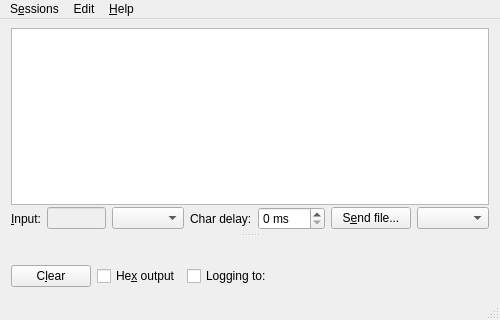
First picture: the form in mainwindow.ui, repository neundorf/CuteCom, before the edit.
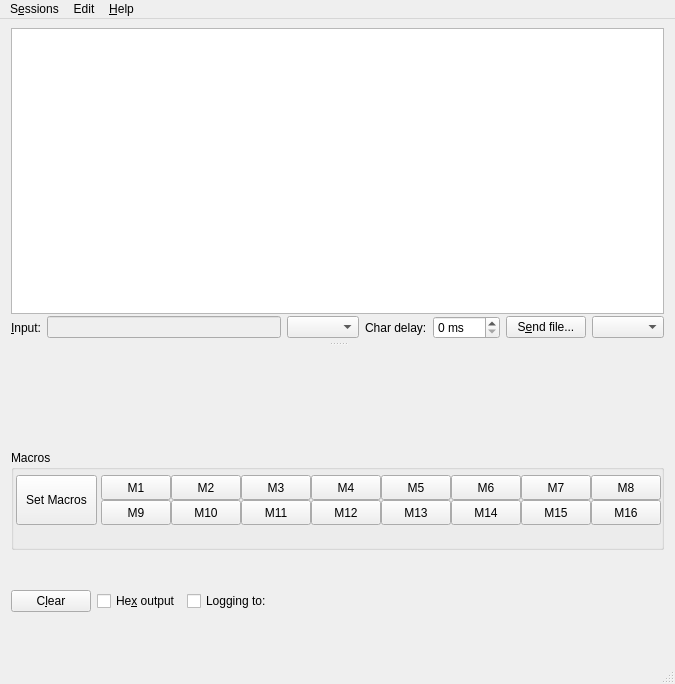
Second picture: the form after the edit. Icons and pictures are not drawn. Custom widgets are drawn as their Qt base class.

Commit message: Added macro support in the application

What changed in the file:
```diff
--- a/mainwindow.ui
+++ b/mainwindow.ui
@@ -6,8 +6,8 @@
    <rect>
     <x>0</x>
     <y>0</y>
-    <width>500</width>
-    <height>320</height>
+    <width>675</width>
+    <height>684</height>
    </rect>
   </property>
   <property name="windowTitle">
@@ -198,6 +198,250 @@
           </property>
          </widget>
         </item>
+        <item>
+         <layout class="QHBoxLayout" name="horizontalLayout">
+          <item>
+           <widget class="QGroupBox" name="m_gb_macros">
+            <property name="sizePolicy">
+             <sizepolicy hsizetype="Preferred" vsizetype="Preferred">
+              <horstretch>0</horstretch>
+              <verstretch>0</verstretch>
+             </sizepolicy>
+            </property>
+            <property name="minimumSize">
+             <size>
+              <width>0</width>
+              <height>80</height>
+             </size>
+            </property>
+            <property name="title">
+             <string>Macros</string>
+            </property>
+            <widget class="QPushButton" name="m_bt_set_macros">
+             <property name="geometry">
+              <rect>
+               <x>5</x>
+               <y>25</y>
+               <width>81</width>
+               <height>50</height>
+              </rect>
+             </property>
+             <property name="text">
+              <string>Set Macros</string>
+             </property>
+            </widget>
+            <widget class="QPushButton" name="m_bt_macro_1">
+             <property name="geometry">
+              <rect>
+               <x>90</x>
+               <y>25</y>
+               <width>70</width>
+               <height>25</height>
+              </rect>
+             </property>
+             <property name="text">
+              <string>M1</string>
+             </property>
+            </widget>
+            <widget class="QPushButton" name="m_bt_macro_2">
+             <property name="geometry">
+              <rect>
+               <x>160</x>
+               <y>25</y>
+               <width>70</width>
+               <height>25</height>
+              </rect>
+             </property>
+             <property name="text">
+              <string>M2</string>
+             </property>
+            </widget>
+            <widget class="QPushButton" name="m_bt_macro_3">
+             <property name="geometry">
+              <rect>
+               <x>230</x>
+               <y>25</y>
+               <width>70</width>
+               <height>25</height>
+              </rect>
+             </property>
+             <property name="text">
+              <string>M3</string>
+             </property>
+            </widget>
+            <widget class="QPushButton" name="m_bt_macro_4">
+             <property name="geometry">
+              <rect>
+               <x>300</x>
+               <y>25</y>
+               <width>70</width>
+               <height>25</height>
+              </rect>
+             </property>
+             <property name="text">
+              <string>M4</string>
+             </property>
+            </widget>
+            <widget class="QPushButton" name="m_bt_macro_5">
+             <property name="geometry">
+              <rect>
+               <x>370</x>
+               <y>25</y>
+               <width>70</width>
+               <height>25</height>
+              </rect>
+             </property>
+             <property name="text">
+              <string>M5</string>
+             </property>
+            </widget>
+            <widget class="QPushButton" name="m_bt_macro_6">
+             <property name="geometry">
+              <rect>
+               <x>440</x>
+               <y>25</y>
+               <width>70</width>
+               <height>25</height>
+              </rect>
+             </property>
+             <property name="text">
+              <string>M6</string>
+             </property>
+            </widget>
+            <widget class="QPushButton" name="m_bt_macro_7">
+             <property name="geometry">
+              <rect>
+               <x>510</x>
+               <y>25</y>
+               <width>70</width>
+               <height>25</height>
+              </rect>
+             </property>
+             <property name="text">
+              <string>M7</string>
+             </property>
+            </widget>
+            <widget class="QPushButton" name="m_bt_macro_8">
+             <property name="geometry">
+              <rect>
+               <x>580</x>
+               <y>25</y>
+               <width>70</width>
+               <height>25</height>
+              </rect>
+             </property>
+             <property name="text">
+              <string>M8</string>
+             </property>
+            </widget>
+            <widget class="QPushButton" name="m_bt_macro_9">
+             <property name="geometry">
+              <rect>
+               <x>90</x>
+               <y>50</y>
+               <width>70</width>
+               <height>25</height>
+              </rect>
+             </property>
+             <property name="text">
+              <string>M9</string>
+             </property>
+            </widget>
+            <widget class="QPushButton" name="m_bt_macro_10">
+             <property name="geometry">
+              <rect>
+               <x>160</x>
+               <y>50</y>
+               <width>70</width>
+               <height>25</height>
+              </rect>
+             </property>
+             <property name="text">
+              <string>M10</string>
+             </property>
+            </widget>
+            <widget class="QPushButton" name="m_bt_macro_11">
+             <property name="geometry">
+              <rect>
+               <x>230</x>
+               <y>50</y>
+               <width>70</width>
+               <height>25</height>
+              </rect>
+             </property>
+             <property name="text">
+              <string>M11</string>
+             </property>
+            </widget>
+            <widget class="QPushButton" name="m_bt_macro_12">
+             <property name="geometry">
+              <rect>
+               <x>300</x>
+               <y>50</y>
+               <width>70</width>
+               <height>25</height>
+              </rect>
+             </property>
+             <property name="text">
+              <string>M12</string>
+             </property>
+            </widget>
+            <widget class="QPushButton" name="m_bt_macro_13">
+             <property name="geometry">
+              <rect>
+               <x>370</x>
+               <y>50</y>
+               <width>70</width>
+               <height>25</height>
+              </rect>
+             </property>
+             <property name="text">
+              <string>M13</string>
+             </property>
+            </widget>
+            <widget class="QPushButton" name="m_bt_macro_14">
+             <property name="geometry">
+              <rect>
+               <x>440</x>
+               <y>50</y>
+               <width>70</width>
+               <height>25</height>
+              </rect>
+             </property>
+             <property name="text">
+              <string>M14</string>
+             </property>
+            </widget>
+            <widget class="QPushButton" name="m_bt_macro_15">
+             <property name="geometry">
+              <rect>
+               <x>510</x>
+               <y>50</y>
+               <width>70</width>
+               <height>25</height>
+              </rect>
+             </property>
+             <property name="text">
+              <string>M15</string>
+             </property>
+            </widget>
+            <widget class="QPushButton" name="m_bt_macro_16">
+             <property name="geometry">
+              <rect>
+               <x>580</x>
+               <y>50</y>
+               <width>70</width>
+               <height>25</height>
+              </rect>
+             </property>
+             <property name="text">
+              <string>M16</string>
+             </property>
+            </widget>
+           </widget>
+          </item>
+         </layout>
+        </item>
         <item>
          <layout class="QHBoxLayout" name="m_output_layout_h">
           <property name="topMargin">
@@ -287,8 +531,8 @@
     <rect>
      <x>0</x>
      <y>0</y>
-     <width>500</width>
-     <height>19</height>
+     <width>675</width>
+     <height>22</height>
     </rect>
    </property>
    <widget class="QMenu" name="menuSessions">
```
The commit also changes 5 other files.
